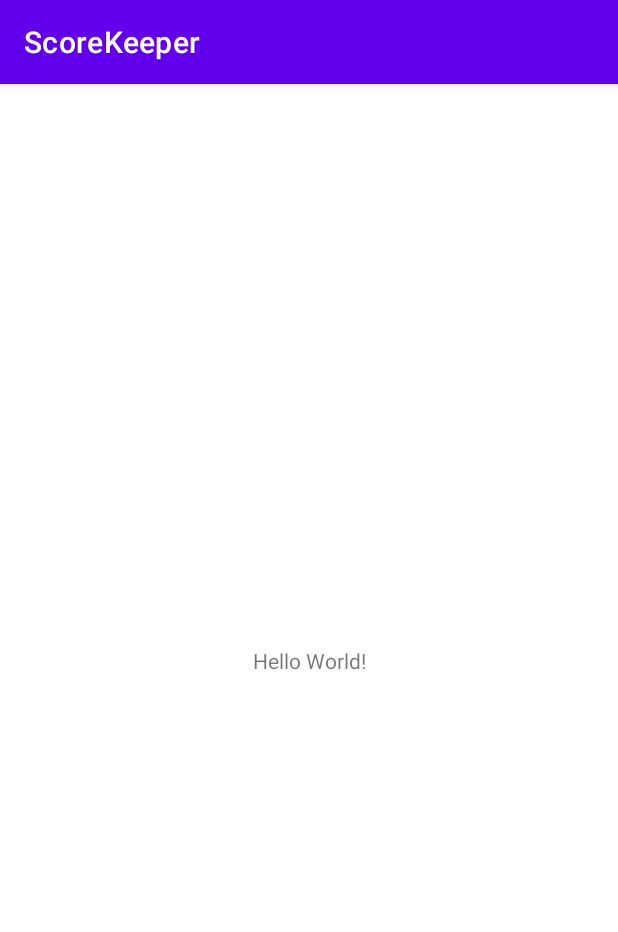
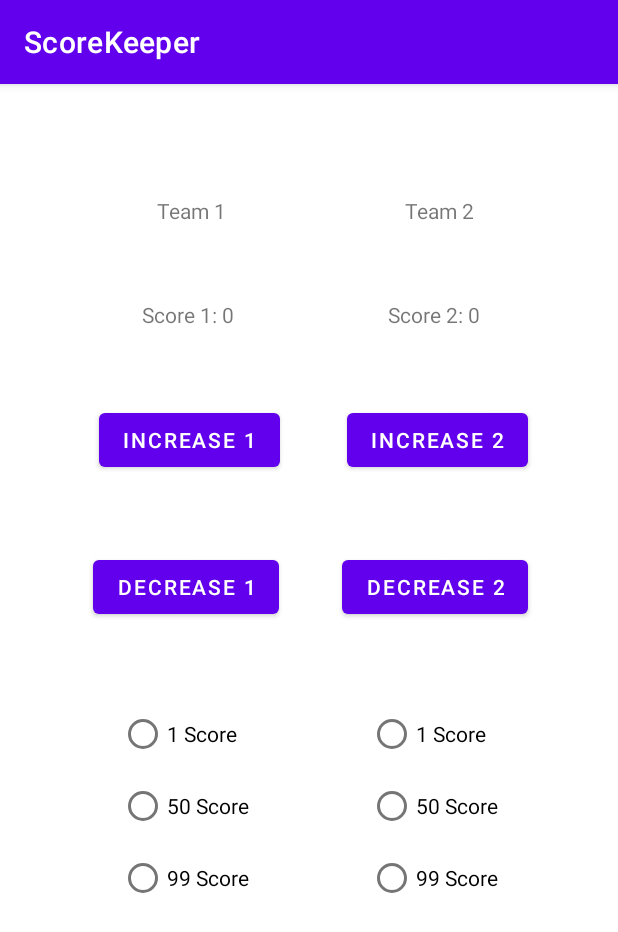
Before and after one commit to kevinle-it/JAV1001-ScoreKeeper, an Android app: the screen it shows after launch (MainActivity), on a phone screen of 412 x 824 dp. Shown: the top 932 px of the screen. Run offline under Robolectric (Android 15) with nearby library versions, the phone set to English and light mode, and no system bars.

Commit message:
add widgets and layouts

```diff
--- a/app/src/main/res/layout/activity_main.xml
+++ b/app/src/main/res/layout/activity_main.xml
@@ -6,13 +6,152 @@
     android:layout_height="match_parent"
     tools:context=".MainActivity">
 
+    <!-- START Team Names section -->
     <TextView
+        android:id="@+id/team2Name"
         android:layout_width="wrap_content"
         android:layout_height="wrap_content"
-        android:text="Hello World!"
+        android:layout_marginEnd="96dp"
+        android:text="Team 2"
         app:layout_constraintBottom_toBottomOf="parent"
-        app:layout_constraintLeft_toLeftOf="parent"
-        app:layout_constraintRight_toRightOf="parent"
-        app:layout_constraintTop_toTopOf="parent" />
+        app:layout_constraintEnd_toEndOf="parent"
+        app:layout_constraintTop_toTopOf="parent"
+        app:layout_constraintVertical_bias="0.1" />
+
+    <TextView
+        android:id="@+id/team1Name"
+        android:layout_width="wrap_content"
+        android:layout_height="wrap_content"
+        android:text="Team 1"
+        app:layout_constraintBottom_toBottomOf="parent"
+        app:layout_constraintEnd_toStartOf="@+id/team2Name"
+        app:layout_constraintHorizontal_bias="0.468"
+        app:layout_constraintStart_toStartOf="parent"
+        app:layout_constraintTop_toTopOf="parent"
+        app:layout_constraintVertical_bias="0.1" />
+    <!-- END Team Names section -->
+
+    <!-- START Scores section -->
+    <TextView
+        android:id="@+id/team1Score"
+        android:layout_width="wrap_content"
+        android:layout_height="wrap_content"
+        android:layout_marginTop="50dp"
+        android:text="Score 1: 0"
+        app:layout_constraintEnd_toStartOf="@+id/team2Score"
+        app:layout_constraintHorizontal_bias="0.479"
+        app:layout_constraintStart_toStartOf="parent"
+        app:layout_constraintTop_toBottomOf="@+id/team1Name" />
+
+    <TextView
+        android:id="@+id/team2Score"
+        android:layout_width="wrap_content"
+        android:layout_height="wrap_content"
+        android:layout_marginTop="50dp"
+        android:layout_marginEnd="92dp"
+        android:text="Score 2: 0"
+        app:layout_constraintEnd_toEndOf="parent"
+        app:layout_constraintTop_toBottomOf="@+id/team2Name" />
+    <!-- END Scores section -->
+
+    <!-- START Increase Buttons section -->
+    <Button
+        android:id="@+id/increaseTeam1Score"
+        android:layout_width="wrap_content"
+        android:layout_height="wrap_content"
+        android:layout_marginTop="50dp"
+        android:text="Increase 1"
+        app:layout_constraintEnd_toStartOf="@+id/increaseTeam2Score"
+        app:layout_constraintHorizontal_bias="0.598"
+        app:layout_constraintStart_toStartOf="parent"
+        app:layout_constraintTop_toBottomOf="@+id/team1Score" />
+
+    <Button
+        android:id="@+id/increaseTeam2Score"
+        android:layout_width="wrap_content"
+        android:layout_height="wrap_content"
+        android:layout_marginTop="50dp"
+        android:layout_marginEnd="60dp"
+        android:text="Increase 2"
+        app:layout_constraintEnd_toEndOf="parent"
+        app:layout_constraintTop_toBottomOf="@+id/team2Score" />
+    <!-- END Increase Buttons section -->
+
+    <!-- START Decrease Buttons section -->
+    <Button
+        android:id="@+id/decreaseTeam1Score"
+        android:layout_width="wrap_content"
+        android:layout_height="wrap_content"
+        android:layout_marginTop="50dp"
+        android:text="Decrease 1"
+        app:layout_constraintEnd_toStartOf="@+id/decreaseTeam2Score"
+        app:layout_constraintHorizontal_bias="0.598"
+        app:layout_constraintStart_toStartOf="parent"
+        app:layout_constraintTop_toBottomOf="@+id/increaseTeam1Score" />
+
+    <Button
+        android:id="@+id/decreaseTeam2Score"
+        android:layout_width="wrap_content"
+        android:layout_height="wrap_content"
+        android:layout_marginTop="50dp"
+        android:layout_marginEnd="60dp"
+        android:text="Decrease 2"
+        app:layout_constraintEnd_toEndOf="parent"
+        app:layout_constraintTop_toBottomOf="@+id/increaseTeam2Score" />
+    <!-- END Decrease Buttons section -->
+
+    <!-- START Team 1 Score Selection section -->
+    <RadioGroup
+        android:layout_width="wrap_content"
+        android:layout_height="wrap_content"
+        android:layout_marginTop="50dp"
+        app:layout_constraintHorizontal_bias="0.5"
+        app:layout_constraintEnd_toStartOf="@+id/team2ScoreRadioGroup"
+        app:layout_constraintStart_toStartOf="parent"
+        app:layout_constraintTop_toBottomOf="@+id/decreaseTeam1Score">
+
+        <RadioButton
+            android:layout_width="match_parent"
+            android:layout_height="wrap_content"
+            android:text="1 Score" />
+
+        <RadioButton
+            android:layout_width="match_parent"
+            android:layout_height="wrap_content"
+            android:text="50 Score" />
+
+        <RadioButton
+            android:layout_width="wrap_content"
+            android:layout_height="wrap_content"
+            android:text="99 Score" />
+    </RadioGroup>
+    <!-- END Team 1 Score Selection section -->
+
+    <!-- START Team 2 Score Selection section -->
+    <RadioGroup
+        android:id="@+id/team2ScoreRadioGroup"
+        android:layout_width="wrap_content"
+        android:layout_height="wrap_content"
+        android:layout_marginTop="50dp"
+        android:layout_marginEnd="80dp"
+        app:layout_constraintEnd_toEndOf="parent"
+        app:layout_constraintTop_toBottomOf="@+id/decreaseTeam2Score">
+
+        <RadioButton
+            android:layout_width="wrap_content"
+            android:layout_height="wrap_content"
+            android:text="1 Score" />
+
+        <RadioButton
+            android:layout_width="wrap_content"
+            android:layout_height="wrap_content"
+            android:text="50 Score" />
+
+        <RadioButton
+            android:layout_width="wrap_content"
+            android:layout_height="wrap_content"
+            android:text="99 Score" />
+    </RadioGroup>
+    <!-- END Team 2 Score Selection section -->
 
 </androidx.constraintlayout.widget.ConstraintLayout>
```
